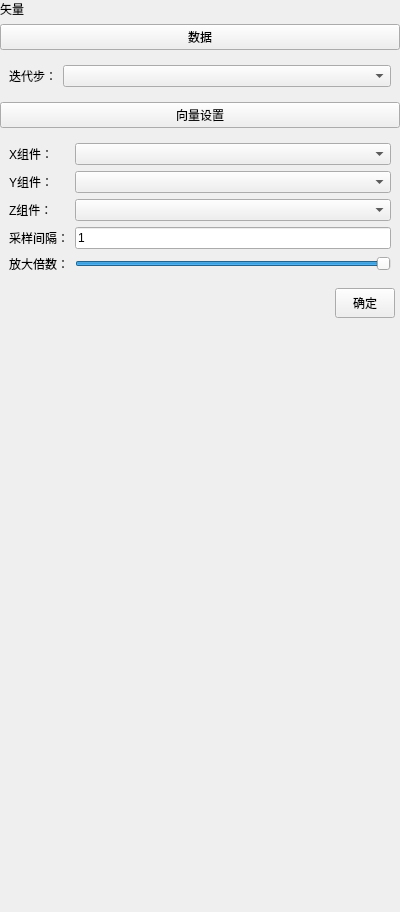
Qt form plugins/Base_PostProcessing/VectorSettingWidget.ui (asd977/base_cae) before a commit.
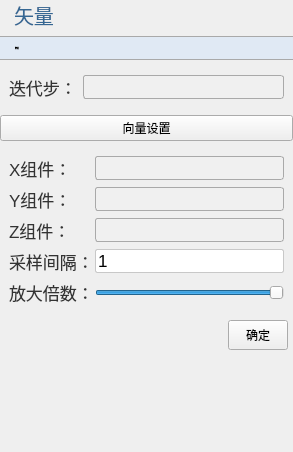
The same form after that commit. Icons and pictures are not drawn.

Diff of the .ui file:
```diff
--- a/plugins/Base_PostProcessing/VectorSettingWidget.ui
+++ b/plugins/Base_PostProcessing/VectorSettingWidget.ui
@@ -6,13 +6,116 @@
    <rect>
     <x>0</x>
     <y>0</y>
-    <width>400</width>
-    <height>912</height>
+    <width>293</width>
+    <height>452</height>
    </rect>
   </property>
   <property name="windowTitle">
    <string>Form</string>
   </property>
+  <property name="styleSheet">
+   <string notr="true">QWidget{
+font-family: &quot;Microsoft YaHei&quot;, &quot;微软雅黑&quot;;
+}
+QPushButton#pushButton {
+    background-color: rgb(224, 233, 244);
+    border-width: 1px;
+    border-color: rgb(121, 121, 121);
+    border-style: solid;
+    height: 22px;
+    border-top: 1px solid rgb(169, 169, 169); /* 上边框为灰色 */
+    border-bottom: 1px solid rgb(169, 169, 169); /* 下边框为灰色 */
+    border-left: none; /* 移除左边框 */
+    border-right: none;
+    text-align: left;
+	padding-left: 15px;
+	font-size: 2px;
+	border-style: solid;
+}
+QLabel {
+    font-family: &quot;Microsoft YaHei&quot;, &quot;微软雅黑&quot;;
+    font-size: 17px;
+    text-align: left;
+    color: rgb(51, 51, 51);
+    white-space: nowrap;
+    line-height: 50px;
+    position: absolute;
+    top: 0px;
+    left: 0px;
+}
+QLabel#label {
+    font-size: 20px;
+    font-family: &quot;Microsoft YaHei&quot;, 微软雅黑;
+    text-align: left;
+	padding-left:9px;
+    color: rgb(53, 103, 147);
+}
+QComboBox {
+    font-family: &quot;Microsoft YaHei&quot;, 微软雅黑;
+    font-size: 17px;
+    text-align: left;
+    color: rgb(51, 51, 51);
+    padding-left:6px;
+    background: rgb(240, 240, 240);
+    border: 1px solid rgb(169, 169, 169);
+    border-radius: 3px; /* 设置边框的圆角半径为5像素 */
+}
+QComboBox::drop-down {
+    background: rgb(240, 240, 240);
+}
+QComboBox::down-arrow {
+    image: url(:/resources/down_arrow.png); /* 替换下拉箭头图标 */
+}
+/*QCombobox右侧按钮*/
+QComboBox::drop-down {
+    subcontrol-origin: padding;
+    subcontrol-position: top right;/*放于右方顶部*/
+    border-top-right-radius: 3px;/*设置边框圆角*/
+    border-bottom-right-radius: 3px;
+}
+QLineEdit {
+    border: 1px solid rgb(200, 200, 200); /* 设置边框为淡灰色 */
+    border-radius: 2px; /* 设置圆角半径为 5 像素 */
+	font-size: 17px;
+}
+QLineEdit:focus {
+    border-color: rgb(100, 100, 255); /* 设置焦点时的边框颜色为蓝色 */
+    outline: none; /* 去掉默认的焦点边框 */
+}
+
+QRadioButton {
+    font-size: 17px; /* 设置字体大小为 14 像素 */
+}
+
+QCheckBox {
+    font-size: 17px; /* 设置字体大小为 14 像素 */
+}
+
+QGroupBox{
+    font-size: 17px; /* 设置字体大小为 14 像素 */   
+}
+
+QPushButton#pushButton_vec{
+    background-color: rgb(255, 255, 255); /* 背景色 */
+    border-width: 1px;                   /* 边框宽度 */
+    border-color: rgb(121, 121, 121);    /* 边框颜色 */	
+	font-size: 17px;
+    border-style: solid;                 /* 边框样式 */
+    border-radius: 2px;                /* 边框圆角 */
+    text-align: center;                    /* 文字左对齐 */
+
+    /* 默认状态 */
+}
+QPushButton#pushButton_vec:hover{
+    background-color: rgb(235, 235, 235); /* 悬浮时的背景色 */
+    border-color: rgb(100, 100, 100);     /* 悬浮时的边框颜色 */
+}
+
+QPushButton#pushButton_vec:pressed{
+    background-color: rgb(200, 200, 200); /* 点击时的背景色 */
+    border-color: rgb(80, 80, 80);         /* 点击时的边框颜色 */
+}</string>
+  </property>
   <layout class="QVBoxLayout" name="verticalLayout">
    <property name="leftMargin">
     <number>0</number>
```
Left out of the diff: 12 changed lines with no effect on the pictures.
